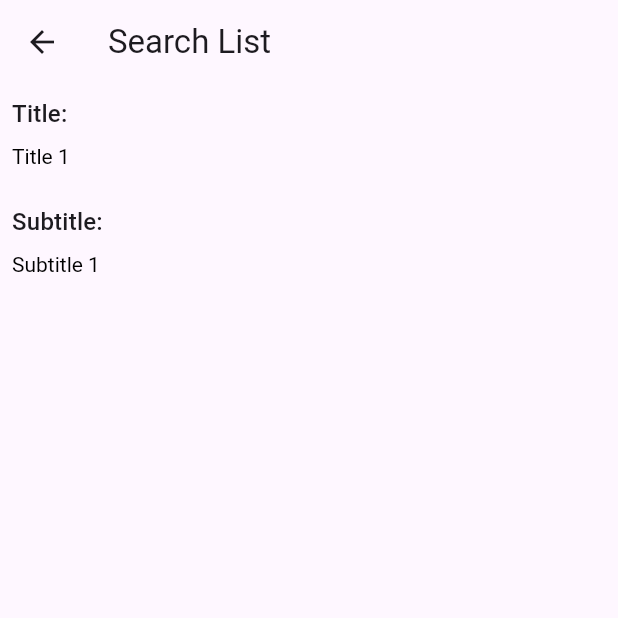
After one commit to JotaJrJr/ui_techniques, a Flutter app: the SearchListPageMobile screen opened directly, after a tap on "Title 1", on a phone screen of 412 x 824 dp, the top half of it. The commit adds this screen. Run offline on Flutter 3.47's test engine with Material 3 defaults, Android fonts, the phone set to English and light mode, and no system bars.

Commit message:
feature pra auxilio UX na lista de pesquisa de itens

```diff
--- a/lib/features/home_page.dart
+++ b/lib/features/home_page.dart
@@ -4,6 +4,8 @@ import 'package:ui_techniques/features/duolingo_elements/view/duolingo_list_page
 import 'package:ui_techniques/features/duolingo_elements/view/zig_zag_list_page.dart';
 import 'package:ui_techniques/features/relogio/relogio_um.dart';
 import 'package:ui_techniques/features/scratch_card/scratch_card_page.dart';
+import 'package:ui_techniques/features/search_list/search_list_view_model.dart';
+import 'package:ui_techniques/features/search_list/view/search_list_page_mobile.dart';
 import 'package:ui_techniques/features/wheel/models/prize_model.dart';
 import 'package:ui_techniques/features/wheel/view/spinning_wheel_page.dart';
 
@@ -66,11 +68,16 @@ class HomeViewModel {
           Prize(name: 'Prize 6', color: Colors.purple),
         ],
         size: 300,
-        spinDuration: Duration(seconds: 4),
+        spinDuration: const Duration(seconds: 4),
       ),
     ),
-    NavigateToModel(text: "Scratch Card", page: ScratchCardPage()),
-    NavigateToModel(text: "Relógio 1", page: RelogioUm())
+    NavigateToModel(text: "Scratch Card", page: const ScratchCardPage()),
+    NavigateToModel(text: "Relógio 1", page: const RelogioUm()),
+    NavigateToModel(
+        text: "Search List 1",
+        page: SearchListPageMobile(
+          viewModel: SearchListViewModel(),
+        ))
   ];
 }
 
--- /dev/null
+++ b/lib/features/search_list/search_list_view_model.dart
@@ -0,0 +1,157 @@
+import 'package:flutter/material.dart';
+
+class SearchListViewModel {
+  List<SearchListModel> list = [
+    SearchListModel(title: "Title 1", subtitle: "Subtitle 1"),
+    SearchListModel(title: "Title 2", subtitle: "Subtitle 2"),
+    SearchListModel(title: "Title 3", subtitle: "Subtitle 3"),
+    SearchListModel(title: "Title 4", subtitle: "Subtitle 4"),
+    SearchListModel(title: "Title 5", subtitle: "Subtitle 5"),
+    SearchListModel(title: "Title 6", subtitle: "Subtitle 6"),
+    SearchListModel(title: "Title 7", subtitle: "Subtitle 7"),
+    SearchListModel(title: "Title 8", subtitle: "Subtitle 8"),
+    SearchListModel(title: "Title 9", subtitle: "Subtitle 9"),
+    SearchListModel(title: "Title 10", subtitle: "Subtitle 10"),
+    SearchListModel(title: "Title 11", subtitle: "Um exemplo muito foda fazendo teste para ver se funciona"),
+  ];
+
+  String query = '';
+
+  final ValueNotifier<List<SearchListModel>> filteredList = ValueNotifier([]);
+
+  void init() {
+    filteredList.value = List.from(list);
+  }
+
+  void filter(String q) {
+    // query = q;
+    // if (q.isEmpty) {
+    //   filteredList.value = List.from(list);
+    // } else {
+    //   final lower = q.toLowerCase();
+    //   filteredList.value = list.where((item) {
+    //     return item.title.toLowerCase().contains(lower) || item.subtitle.toLowerCase().contains(lower);
+    //   }).toList();
+    // }
+
+    query = q;
+
+    final trimmed = q.trim();
+
+    if (trimmed.isEmpty) {
+      filteredList.value = List.from(list);
+      return;
+    }
+
+    final lower = trimmed.toLowerCase();
+    filteredList.value = list.where((item) {
+      return item.title.toLowerCase().contains(lower) || item.subtitle.toLowerCase().contains(lower);
+    }).toList();
+  }
+}
+
+class SearchListModel {
+  final String title;
+  final String subtitle;
+  SearchListModel({
+    required this.title,
+    required this.subtitle,
+  });
+}
+
+class TextHighlighter {
+  static RichText hightlightSnippet(String text, String query) {
+    final trimmedQuery = query.trim();
+    if (trimmedQuery.isEmpty) {
+      return RichText(
+        text: TextSpan(
+          text: text,
+          style: const TextStyle(
+            color: Colors.black,
+          ),
+        ),
+      );
+    }
+
+    final lowerText = text.toLowerCase();
+    final lowerQuery = trimmedQuery.toLowerCase();
+    final idx = lowerText.indexOf(lowerQuery);
+
+    if (idx < 0) {
+      return RichText(
+        text: TextSpan(text: text, style: const TextStyle(color: Colors.black)),
+      );
+    }
+
+    final start = idx - 10 < 0 ? 0 : idx - 10;
+    final end = idx + lowerQuery.length + 10 > text.length ? text.length : idx + lowerQuery.length + 10;
+
+    final snippet = text.substring(start, end);
+    final lowerSnippet = snippet.toLowerCase();
+    final matchStart = lowerSnippet.indexOf(lowerQuery);
+    final matchEnd = matchStart + lowerQuery.length;
+
+    return RichText(
+      text: TextSpan(
+        style: const TextStyle(color: Colors.black),
+        children: [
+          TextSpan(text: snippet.substring(0, matchStart)),
+          TextSpan(
+            text: snippet.substring(matchStart, matchEnd),
+            style: const TextStyle(
+              fontWeight: FontWeight.bold,
+              backgroundColor: Colors.yellow,
+            ),
+          ),
+          TextSpan(text: snippet.substring(matchEnd)),
+        ],
+      ),
+    );
+  }
+
+  static RichText highlightFull(String text, String query) {
+    final trimmedQuery = query.trim();
+    if (trimmedQuery.isEmpty) {
+      return RichText(
+        text: TextSpan(text: text, style: const TextStyle(color: Colors.black)),
+      );
+    }
+
+    final lowerText = text.toLowerCase();
+    final lowerQuery = trimmedQuery.toLowerCase();
+    final List<TextSpan> spans = [];
+    int currentIndex = 0;
+
+    while (currentIndex < text.length) {
+      final matchIndex = lowerText.indexOf(lowerQuery, currentIndex);
+
+      if (matchIndex == -1) {
+        spans.add(TextSpan(text: text.substring(currentIndex)));
+        break;
+      }
+
+      if (matchIndex > currentIndex) {
+        spans.add(TextSpan(text: text.substring(currentIndex, matchIndex)));
+      }
+
+      spans.add(
+        TextSpan(
+          text: text.substring(matchIndex, matchIndex + lowerQuery.length),
+          style: const TextStyle(
+            fontWeight: FontWeight.bold,
+            backgroundColor: Colors.yellow,
+          ),
+        ),
+      );
+
+      currentIndex = matchIndex + lowerQuery.length;
+    }
+
+    return RichText(
+      text: TextSpan(
+        style: const TextStyle(color: Colors.black),
+        children: spans,
+      ),
+    );
+  }
+}
--- /dev/null
+++ b/lib/features/search_list/view/search_list_page_mobile.dart
@@ -0,0 +1,108 @@
+import 'package:flutter/material.dart';
+import 'package:ui_techniques/features/search_list/search_list_view_model.dart';
+
+class SearchListPageMobile extends StatefulWidget {
+  final SearchListViewModel viewModel;
+  const SearchListPageMobile({super.key, required this.viewModel});
+
+  @override
+  State<SearchListPageMobile> createState() => _SearchListPageMobileState();
+}
+
+class _SearchListPageMobileState extends State<SearchListPageMobile> {
+  @override
+  void initState() {
+    super.initState();
+
+    widget.viewModel.init();
+  }
+
+  @override
+  Widget build(BuildContext context) {
+    return Scaffold(
+      appBar: AppBar(
+        title: const Text("Search List"),
+      ),
+      body: Column(
+        children: [
+          Padding(
+            padding: const EdgeInsets.all(8.0),
+            child: TextField(
+              onChanged: (value) {
+                widget.viewModel.filter(value);
+              },
+              decoration: const InputDecoration(
+                hintText: "Search",
+                border: OutlineInputBorder(),
+              ),
+            ),
+          ),
+          Expanded(
+            child: ValueListenableBuilder<List<SearchListModel>>(
+              valueListenable: widget.viewModel.filteredList,
+              builder: (_, list, __) {
+                if (list.isEmpty) {
+                  return const Center(
+                    child: Text("No results found"),
+                  );
+                }
+
+                return ListView.builder(
+                  itemCount: list.length,
+                  itemBuilder: (context, index) {
+                    final item = list[index];
+
+                    return ListTile(
+                      title: TextHighlighter.hightlightSnippet(item.title, widget.viewModel.query),
+                      subtitle: TextHighlighter.hightlightSnippet(item.subtitle, widget.viewModel.query),
+                      onTap: () {
+                        Navigator.push(
+                          context,
+                          MaterialPageRoute(
+                              builder: (context) => SearchListResultPageMobile(
+                                    model: item,
+                                    query: widget.viewModel.query,
+                                  )),
+                        );
+                      },
+                    );
+                  },
+                );
+              },
+            ),
+          )
+        ],
+      ),
+    );
+  }
+}
+
+class SearchListResultPageMobile extends StatelessWidget {
+  final SearchListModel model;
+  final String query;
+  const SearchListResultPageMobile({super.key, required this.model, required this.query});
+
+  @override
+  Widget build(BuildContext context) {
+    return Scaffold(
+      appBar: AppBar(
+        title: const Text("Search List"),
+      ),
+      body: Padding(
+        padding: const EdgeInsets.all(8.0),
+        child: Column(
+          crossAxisAlignment: CrossAxisAlignment.start,
+          children: [
+            Text("Title:", style: Theme.of(context).textTheme.titleMedium),
+            const SizedBox(height: 8),
+            TextHighlighter.highlightFull(model.title, query),
+            const SizedBox(height: 24),
+            Text("Subtitle:", style: Theme.of(context).textTheme.titleMedium),
+            const SizedBox(height: 8),
+            TextHighlighter.highlightFull(model.subtitle, query),
+          ],
+        ),
+      ),
+    );
+  }
+}
```
Also changed, not shown: pubspec.lock.
